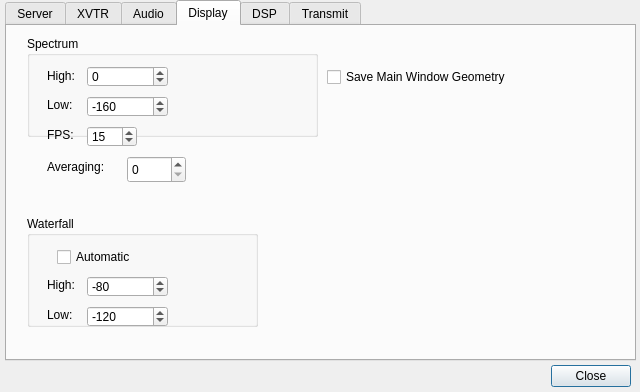
Above: trunk/src/QtRadio/Configure.ui from alexlee188/ghpsdr3-alex before the change. Below: the same form after it.
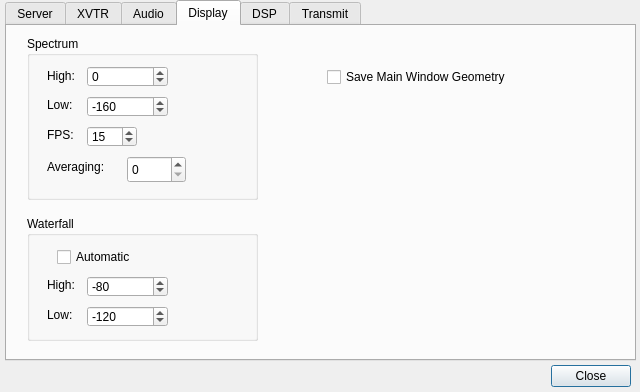
That is the form after the change. The open tabs and pages were chosen to show the change.

Patch:
```diff
--- a/trunk/src/QtRadio/Configure.ui
+++ b/trunk/src/QtRadio/Configure.ui
@@ -602,8 +602,8 @@
       <rect>
        <x>20</x>
        <y>10</y>
-       <width>291</width>
-       <height>101</height>
+       <width>231</width>
+       <height>164</height>
       </rect>
      </property>
      <property name="title">
@@ -686,7 +686,7 @@
        <x>20</x>
        <y>190</y>
        <width>231</width>
-       <height>111</height>
+       <height>125</height>
       </rect>
      </property>
      <property name="title">
```
Left out of the diff: 6 changed lines with no effect on the pictures.
